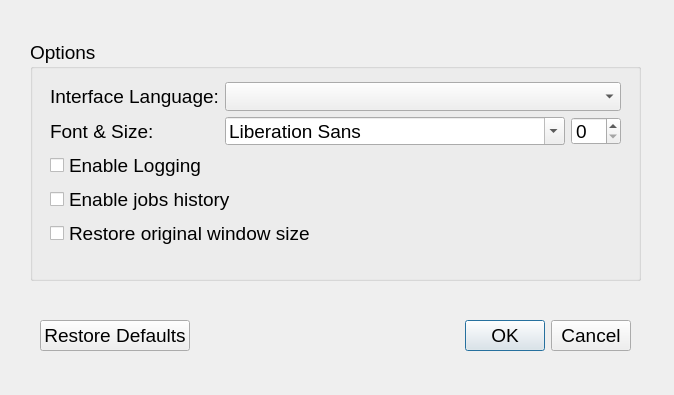
This is MKVBatchMultiplex/ui/PreferencesDialog.ui in akai10tsuki/mkvbatchmultiplex as Qt 5 draws it before an edit. The edited form follows.
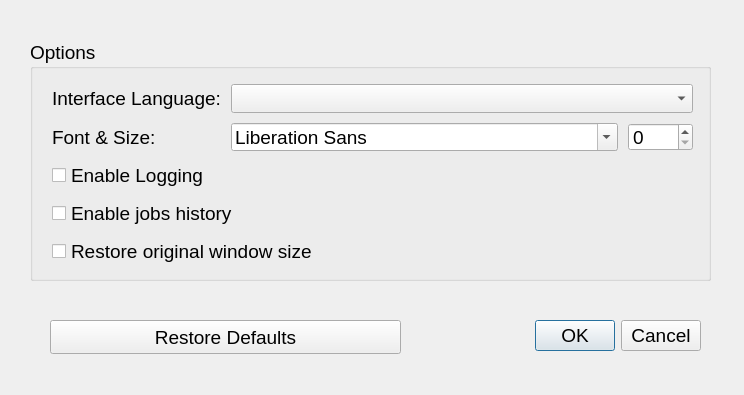
This is the edited form.

Commit message: ch: restore defaults use individual push button

Diff of the .ui file:
```diff
--- a/MKVBatchMultiplex/ui/PreferencesDialog.ui
+++ b/MKVBatchMultiplex/ui/PreferencesDialog.ui
@@ -6,7 +6,7 @@
    <rect>
     <x>0</x>
     <y>0</y>
-    <width>674</width>
+    <width>744</width>
     <height>395</height>
    </rect>
   </property>
@@ -24,9 +24,9 @@
   <widget class="QDialogButtonBox" name="btnBox">
    <property name="geometry">
     <rect>
-     <x>40</x>
+     <x>460</x>
      <y>320</y>
-     <width>591</width>
+     <width>241</width>
      <height>32</height>
     </rect>
    </property>
@@ -34,7 +34,7 @@
     <enum>Qt::Horizontal</enum>
    </property>
    <property name="standardButtons">
-    <set>QDialogButtonBox::Cancel|QDialogButtonBox::Ok|QDialogButtonBox::RestoreDefaults</set>
+    <set>QDialogButtonBox::Cancel|QDialogButtonBox::Ok</set>
    </property>
   </widget>
   <widget class="QGroupBox" name="grpBox">
@@ -42,7 +42,7 @@
     <rect>
      <x>30</x>
      <y>40</y>
-     <width>611</width>
+     <width>681</width>
      <height>241</height>
     </rect>
    </property>
@@ -52,13 +52,16 @@
    <widget class="QWidget" name="layoutWidget">
     <property name="geometry">
      <rect>
-      <x>20</x>
-      <y>42</y>
-      <width>571</width>
-      <height>165</height>
+      <x>22</x>
+      <y>44</y>
+      <width>641</width>
+      <height>181</height>
      </rect>
     </property>
-    <layout class="QGridLayout" name="gridLayout">
+    <layout class="QGridLayout" name="gridLayout" columnstretch="0,6,1">
+     <property name="spacing">
+      <number>10</number>
+     </property>
      <item row="0" column="0">
       <widget class="QLabel" name="lblInterfaceLanguage">
        <property name="text">
@@ -106,6 +109,19 @@
     </layout>
    </widget>
   </widget>
+  <widget class="QPushButton" name="btnRestoreDefaults">
+   <property name="geometry">
+    <rect>
+     <x>50</x>
+     <y>320</y>
+     <width>351</width>
+     <height>34</height>
+    </rect>
+   </property>
+   <property name="text">
+    <string>Restore Defaults</string>
+   </property>
+  </widget>
  </widget>
  <resources/>
  <connections>
```
The commit also changes 2 other files.
